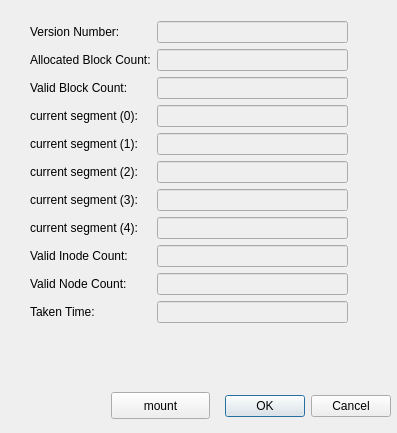
First picture: the form in cpdetail_form.ui, repository qweeah/hmfs-cputil-QT, before the edit.
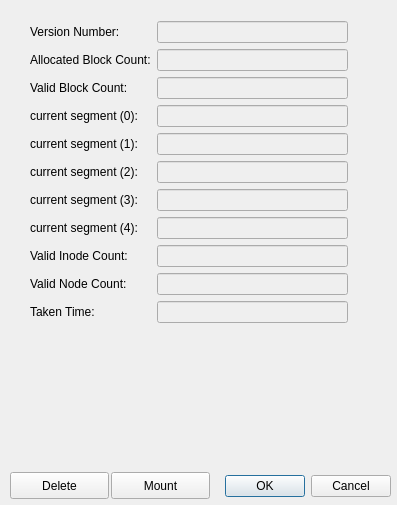
Second picture: the form after the edit.

```diff
--- a/cpdetail_form.ui
+++ b/cpdetail_form.ui
@@ -7,7 +7,7 @@
     <x>0</x>
     <y>0</y>
     <width>397</width>
-    <height>433</height>
+    <height>505</height>
    </rect>
   </property>
   <property name="windowTitle">
@@ -17,7 +17,7 @@
    <property name="geometry">
     <rect>
      <x>50</x>
-     <y>390</y>
+     <y>470</y>
      <width>341</width>
      <height>32</height>
     </rect>
@@ -35,7 +35,7 @@
      <x>30</x>
      <y>21</y>
      <width>318</width>
-     <height>359</height>
+     <height>425</height>
     </rect>
    </property>
    <layout class="QFormLayout" name="formLayout">
@@ -202,13 +202,26 @@
    <property name="geometry">
     <rect>
      <x>111</x>
-     <y>392</y>
+     <y>472</y>
      <width>99</width>
      <height>27</height>
     </rect>
    </property>
    <property name="text">
-    <string>mount</string>
+    <string>Mount</string>
+   </property>
+  </widget>
+  <widget class="QPushButton" name="btnDelete">
+   <property name="geometry">
+    <rect>
+     <x>10</x>
+     <y>472</y>
+     <width>99</width>
+     <height>27</height>
+    </rect>
+   </property>
+   <property name="text">
+    <string>Delete</string>
    </property>
   </widget>
  </widget>
```
